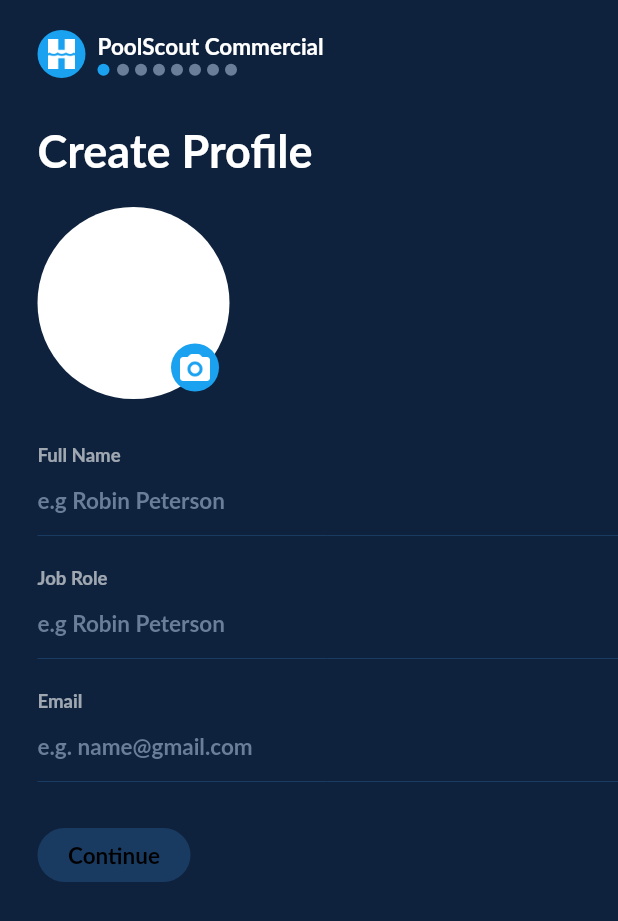
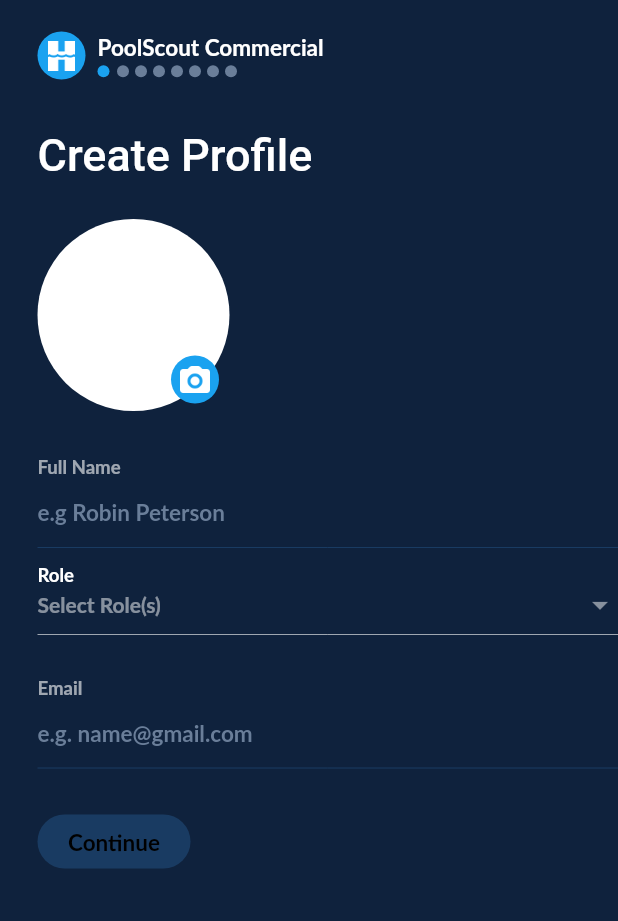
Before and after one commit to vinay667/new_project, a Flutter app: the screen it shows after launch, on a phone screen of 412 x 824 dp. Shown: the top 921 px of the screen. Run offline on Flutter 3.47's test engine with Material 2 defaults, Android fonts, the phone set to English and light mode, and no system bars.

Commit message:
working on animation

```diff
--- a/lib/colors.dart
+++ b/lib/colors.dart
@@ -17,6 +17,7 @@ class MyColor {
   static const whiteColor = Color(0xFFFFFFFF);
   static const bgColor = Color(0xFF0f223d);
   static const skyBlueColor = Color(0xFF1aa2f0);
+  static const back = Color(0xFF143256);
   static const blueLight = Color(0xFF143255);
   static const bulletsColor = Color(0xFF6a7e99);
   static const blueLine = Color(0xFF193b62);
--- a/lib/main.dart
+++ b/lib/main.dart
@@ -1,9 +1,10 @@
-import 'package:flutter/cupertino.dart';
 import 'package:flutter/material.dart';
 import 'package:newproject/widgets/bullets_widget.dart';
 
 import 'colors.dart';
+
 void main() => runApp(MyApp());
+
 class MyApp extends StatelessWidget {
   @override
   Widget build(BuildContext context) {
@@ -26,22 +27,62 @@ class _MyRegistrationPageState extends State<MyRegistrationPage> {
   Color viewColor = MyColor.bgColor;
   Color roleViewColor = MyColor.bgColor;
   Color emailViewColor = MyColor.bgColor;
-  Color lineColor=MyColor.blueLine;
-  Color lineColor2=MyColor.blueLine;
+  Color lineColor = MyColor.blueLine;
+  Color lineColor2 = MyColor.blueLine;
   FocusNode _focus = new FocusNode();
   FocusNode roleFocus = new FocusNode();
   FocusNode emailFocus = new FocusNode();
+
+  String selectedRole = '';
+  bool isRoleSelect = false;
+
+  Map<String, bool> values = {
+    'Cleaner': false,
+    'Customer Services': false,
+    'Lifeguard': false,
+    'Pool Manager': false,
+    'Pool Operator': false,
+    'Security': false,
+  };
+
+  Widget getFormWidget() {
+    return Column(
+        children: values.keys.map((String key) {
+      return Theme(
+        data: ThemeData(unselectedWidgetColor: Colors.white.withOpacity(.5)),
+        child: CheckboxListTile(
+          title: new Text(
+            key,
+            style: TextStyle(
+                color: Colors.white.withOpacity(.5),
+                fontFamily: 'LatoBold',
+                fontSize: 12),
+          ),
+          checkColor: Colors.white.withOpacity(.5),
+          value: selectedRole.compareTo(key) == 0,
+          controlAffinity: ListTileControlAffinity.leading,
+          onChanged: (bool value) {
+            setState(() {
+              selectedRole = key;
+              // isRoleSelect = false;
+            });
+          },
+        ),
+      );
+    }).toList());
+  }
+
   @override
   Widget build(BuildContext context) {
     return Scaffold(
-      resizeToAvoidBottomPadding: true,
       backgroundColor: MyColor.bgColor,
-      body: SafeArea(
-        child: ListView(
-          scrollDirection: Axis.vertical,
-          children: <Widget>[
-            Padding(
-              padding: EdgeInsets.only(top: 20, left: 25),
+      appBar: AppBar(
+        titleSpacing: 0,
+        automaticallyImplyLeading: false,
+        backgroundColor: MyColor.bgColor,
+        elevation: 0.0,
+        title: Container(
+          padding: EdgeInsets.only(top: 18, left: 25),
           child: Row(
             children: <Widget>[
               Container(
@@ -99,20 +140,29 @@ class _MyRegistrationPageState extends State<MyRegistrationPage> {
             ],
           ),
         ),
-            SizedBox(
-              height: 30,
       ),
+      body: SafeArea(
+        child: NestedScrollView(
+            headerSliverBuilder:
+                (BuildContext context, bool innerBoxIsScrolled) {
+              return <Widget>[
+                SliverAppBar(
+                  backgroundColor: MyColor.bgColor,
+                  expandedHeight: 80,
+                  pinned: true,
+                  titleSpacing: 0,
+                  automaticallyImplyLeading: false,
+                  flexibleSpace: FlexibleSpaceBar(
+                    title: Text('Create Profile'),
+                    titlePadding: EdgeInsets.only(left: 25,bottom: 16),
+                  ),
+                ),
+              ];
+            },
+            body: ListView(
+              children: <Widget>[
                 Padding(
-              padding: EdgeInsets.only(left: 25),
-              child: Text('Create Profile',
-                  style: TextStyle(
-                      color: Colors.white,
-                      fontFamily: 'LatoBold',
-                      fontSize: 30)),
-            ),
-            SizedBox(height: 20),
-            Padding(
-              padding: EdgeInsets.only(left: 25),
+                  padding: EdgeInsets.only(left: 25, top: 10),
                   child: Align(
                     alignment: Alignment.topLeft,
                     child: Container(
@@ -192,58 +242,65 @@ class _MyRegistrationPageState extends State<MyRegistrationPage> {
                           ),
                           Divider(
                             height: 2,
-                        color:lineColor,
+                            color: lineColor,
                           )
                         ],
                       ),
                     )),
-            SizedBox(height: 10),
                 Container(
-              color: roleViewColor,
+                    color: isRoleSelect ? MyColor.back : MyColor.bgColor,
                     child: Padding(
-              padding: EdgeInsets.only(left: 25),
+                      padding: EdgeInsets.only(left: 25, top: 10),
                       child: Column(
-                crossAxisAlignment: CrossAxisAlignment.stretch,
+                        crossAxisAlignment: CrossAxisAlignment.start,
                         children: <Widget>[
-                  Padding(
-                    padding: EdgeInsets.only(top: 10),
-                    child: Text('Job Role',
+                          InkWell(
+                              onTap: () {
+                                setState(() {
+                                  isRoleSelect = !isRoleSelect;
+                                });
+                              },
+                              child: Text(
+                                'Role',
                                 style: TextStyle(
-                            color: Colors.white.withOpacity(0.6),
+                                    color: Colors.white,
                                     fontWeight: FontWeight.w600,
                                     fontFamily: 'LatoBold',
-                            fontSize: 12.4)),
+                                    fontSize: 12.4),
+                              )),
+                          InkWell(
+                              onTap: () {
+                                setState(() {
+                                  isRoleSelect = !isRoleSelect;
+                                });
+                              },
+                              child: Row(
+                                mainAxisAlignment:
+                                    MainAxisAlignment.spaceBetween,
+                                crossAxisAlignment: CrossAxisAlignment.center,
+                                children: <Widget>[
+                                  Text(
+                                    selectedRole.isEmpty
+                                        ? 'Select Role(s)'
+                                        : selectedRole,
+                                    style: TextStyle(
+                                        color: selectedRole.isEmpty?Colors.white.withOpacity(.5):Colors.white,
+                                        fontWeight: FontWeight.w600,
+                                        fontFamily: 'LatoBold',
+                                        fontSize: 14),
                                   ),
-                  Container(
-                    child: TextFormField(
-                      keyboardType: TextInputType.text,
-                      style: TextStyle(
-                          color: Colors.white,
-                          fontSize: 17.6,
-                          fontWeight: FontWeight.w500,
-                          decoration: TextDecoration.none,
-                          fontFamily: 'LatoBold'),
-                      //controller: textControllerName,
-                      decoration: InputDecoration(
-                        //contentPadding: const EdgeInsets.only(left: 10.0),
-                        border: InputBorder.none,
-                        hintText: 'e.g Robin Peterson',
-                        hintStyle: TextStyle(
-                            color: MyColor.bulletsColor,
-                            fontSize: 15,
-                            decoration: TextDecoration.none,
-                            fontFamily: 'LatoBold'),
+                                  Icon(
+                                    isRoleSelect
+                                        ? Icons.arrow_drop_up
+                                        : Icons.arrow_drop_down,
+                                    color: MyColor.whiteColor.withOpacity(.5),
+                                  )
+                                ],
+                              )),
+                          Divider(
+                            color: MyColor.whiteColor.withOpacity(.6),
                           ),
-                    ),
-                    height: 38,
-                  ),
-                  SizedBox(
-                    height: 7,
-                  ),
-                  Divider(
-                    height: 2,
-                    color: MyColor.blueLine,
-                  )
+                          isRoleSelect ? getFormWidget() : Container(),
                         ],
                       ),
                     )),
@@ -257,13 +314,12 @@ class _MyRegistrationPageState extends State<MyRegistrationPage> {
                         children: <Widget>[
                           Padding(
                             padding: EdgeInsets.only(top: 10),
-                   child:  Text('Email',
+                            child: Text('Email',
                                 style: TextStyle(
                                     color: Colors.white.withOpacity(0.6),
                                     fontWeight: FontWeight.w600,
                                     fontFamily: 'LatoBold',
                                     fontSize: 12.4)),
-
                           ),
                           Container(
                             child: TextFormField(
@@ -301,7 +357,7 @@ class _MyRegistrationPageState extends State<MyRegistrationPage> {
                     )),
                 SizedBox(height: 30),
                 Padding(
-              padding: EdgeInsets.only(left: 25),
+                  padding: EdgeInsets.only(left: 25, bottom: 25),
                   child: Align(
                     alignment: Alignment.topLeft,
                     child: Container(
@@ -322,14 +378,13 @@ class _MyRegistrationPageState extends State<MyRegistrationPage> {
                   ),
                 )
               ],
-        ),
+            )),
       ),
     );
   }
 
   @override
   void initState() {
-    // TODO: implement initState
     super.initState();
     _focus.addListener(_onFocusChange);
     emailFocus.addListener(_onFocusChange);
@@ -337,24 +392,19 @@ class _MyRegistrationPageState extends State<MyRegistrationPage> {
 
   void _onFocusChange() {
     debugPrint("Focus: " + _focus.hasFocus.toString());
-    if(_focus.hasFocus==true)
-      {
+    if (_focus.hasFocus == true) {
       setState(() {
         viewColor = MyColor.blueLight;
-          emailViewColor=MyColor.bgColor;
-          lineColor=MyColor.whiteColor.withOpacity(0.8);
-          lineColor2=MyColor.blueLine;
+        emailViewColor = MyColor.bgColor;
+        lineColor = MyColor.whiteColor.withOpacity(0.8);
+        lineColor2 = MyColor.blueLine;
       });
-
-      }
-    else if(emailFocus.hasFocus==true)
-      {
-
+    } else if (emailFocus.hasFocus == true) {
       setState(() {
         emailViewColor = MyColor.blueLight;
-          viewColor=MyColor.bgColor;
-          lineColor2=MyColor.whiteColor.withOpacity(0.8);
-          lineColor=MyColor.blueLine;
+        viewColor = MyColor.bgColor;
+        lineColor2 = MyColor.whiteColor.withOpacity(0.8);
+        lineColor = MyColor.blueLine;
       });
     }
   }
```
Lines whose indentation alone changed are shown as unchanged.
